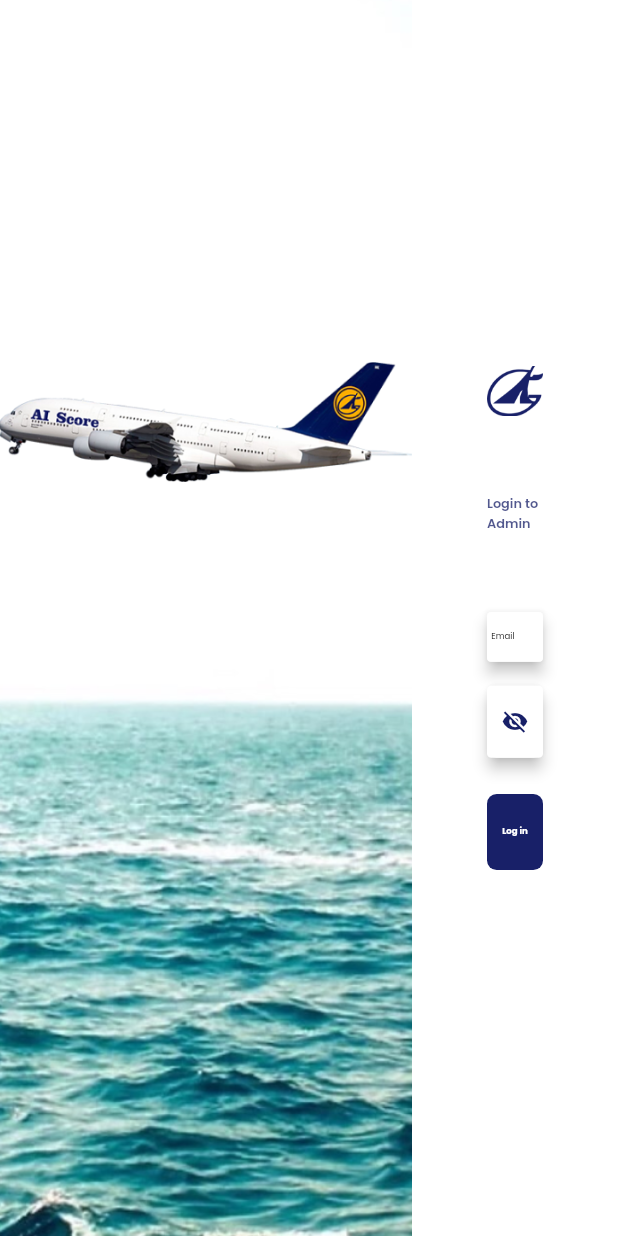
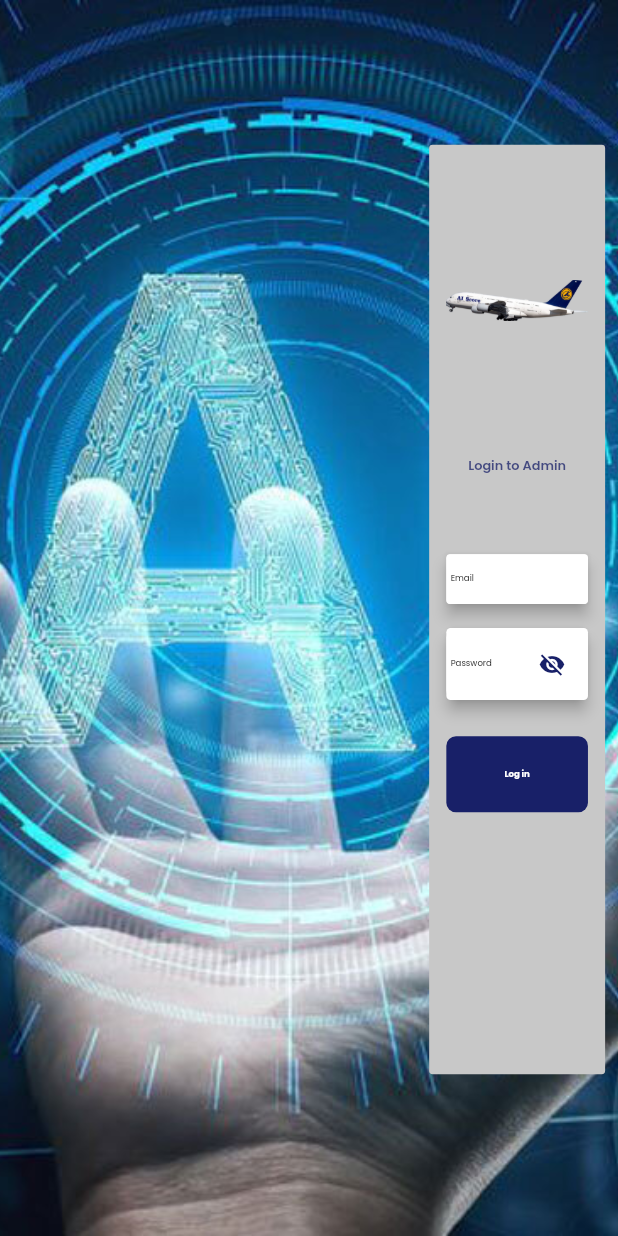
Before and after one commit to deepakrana0011/ai_score_web, a Flutter app: the screen it shows after launch, on a phone screen of 412 x 824 dp. Run offline on Flutter 3.47's test engine with Material 2 defaults, Android fonts, the phone set to English and light mode, and no system bars; our stand-ins replace another_flushbar, cached_network_image, camera, charts_flutter, dio, easy_localization and 8 more; missing offline and left inert: number_paginator.

Commit message:
new loginPage

```diff
--- a/lib/constants/color_constants.dart
+++ b/lib/constants/color_constants.dart
@@ -11,4 +11,5 @@ class ColorConstants {
   static var color6F6C99 = const Color(0xFF6F6C99);
   static var colorA1A1A1 = const Color(0xFFA1A1A1);
   static var color1A0DAB = const Color(0xFF1A0DAB);
+  static var grayColor = const Color(0xFFC8C8C8);
 }
--- a/lib/constants/dimensions_constants.dart
+++ b/lib/constants/dimensions_constants.dart
@@ -3,6 +3,9 @@ import 'package:flutter/material.dart';
 class DimensionsConstants {
   static const double mockupWidth = 1440;
   static const double mockupHeight = 1024;
+  static const double d1210 = 1210;
+  static const double d120 = 120;
+  static const double d1000 = 1000;
   static const double d1 = 1;
   static const double dOneHalf = 1.5;
   static const double d2 = 2;
--- a/lib/constants/image_constants.dart
+++ b/lib/constants/image_constants.dart
@@ -12,4 +12,5 @@ class ImageConstants {
   static const smallArrowDown = "$mainImagePath/ic_smallArrowDown.svg";
   static const datePickerIcon = "$mainImagePath/ic_datePicker.svg";
   static const clockIcon = "$mainImagePath/ic_clock.png";
+  static const loginNewImage = "$mainImagePath/loginNewImage.jpeg";
 }
--- a/lib/constants/route_constants.dart
+++ b/lib/constants/route_constants.dart
@@ -1,4 +1,5 @@
 class RoutesConstants {
   static const login = "login";
   static const home = "home";
+
 }
--- a/lib/locator.dart
+++ b/lib/locator.dart
@@ -24,7 +24,7 @@ void setupLocator() {
   locator.registerLazySingleton<Dio>(() {
     Dio dio =  Dio();
     //dio.interceptors.add(AppInterceptors(dio));
-    dio.interceptors.add(LogInterceptor(requestBody: false, responseBody: true, request: true, requestHeader: true, responseHeader: false, error: true));
+   // dio.interceptors.add(LogInterceptor(requestBody: false, responseBody: true, request: true, requestHeader: true, responseHeader: false, error: true));
     return dio;
   });
 }
--- a/lib/router.dart
+++ b/lib/router.dart
@@ -1,19 +1,17 @@
 import 'package:ai_score/constants/route_constants.dart';
 import 'package:ai_score/view/home_page.dart';
-import 'package:ai_score/view/login_page.dart';
+import 'package:ai_score/view/login_Page_new.dart';
 import 'package:flutter/material.dart';
 import 'package:flutter/widgets.dart';
 
 class Router {
   static Route<dynamic> generateRoute(RouteSettings settings) {
     switch (settings.name) {
-      case RoutesConstants.login:
-        return MaterialPageRoute(
-            builder: (_) => const LoginPage(), settings: settings);
-
       case RoutesConstants.home:
         return MaterialPageRoute(
             builder: (_) => const HomePage(), settings: settings);
+      case RoutesConstants.login:
+        return MaterialPageRoute(builder: (_)=> const LoginPage(),settings: settings);
 
       default:
         //return MaterialPageRoute(builder: (_) =>  Testing());
--- /dev/null
+++ b/lib/view/login_Page_new.dart
@@ -0,0 +1,184 @@
+import 'package:ai_score/constants/color_constants.dart';
+import 'package:ai_score/constants/decoration.dart';
+import 'package:ai_score/constants/dimensions_constants.dart';
+import 'package:ai_score/constants/image_constants.dart';
+import 'package:ai_score/constants/route_constants.dart';
+import 'package:ai_score/constants/validations.dart';
+import 'package:ai_score/enum/view_state.dart';
+import 'package:ai_score/extensions/all_extensions.dart';
+import 'package:ai_score/helper/dialog_helper.dart';
+import 'package:ai_score/helper/shared_pref.dart';
+import 'package:ai_score/providers/login_provider.dart';
+import 'package:ai_score/view/base_view.dart';
+import 'package:ai_score/widgets/custom_shape.dart';
+import 'package:ai_score/widgets/image_view.dart';
+import 'package:flutter/material.dart';
+import 'package:flutter_screenutil/flutter_screenutil.dart';
+import 'package:easy_localization/easy_localization.dart';
+
+class LoginPage extends StatefulWidget {
+  const LoginPage({Key? key}) : super(key: key);
+
+  @override
+  _LoginPageState createState() => _LoginPageState();
+}
+
+class _LoginPageState extends State<LoginPage> {
+  final emailController = TextEditingController();
+  final passwordController = TextEditingController();
+  final _formKey = GlobalKey<FormState>();
+
+  @override
+  Widget build(BuildContext context) {
+    return Scaffold(
+        body: BaseView<LoginProvider>(
+      onModelReady: (provider) {
+        provider.passwordVisible = false;
+      },
+      builder: (context, provider, _) {
+        return Stack(
+          children: <Widget>[
+            Container(
+              decoration: const BoxDecoration(
+                image: DecorationImage(
+                  image: AssetImage("assets/images/loginNewImage.jpeg"),
+                  fit: BoxFit.cover,
+                ),
+              ),
+            ),
+            Positioned(
+                left: DimensionsConstants.d1000.w,
+                top: DimensionsConstants.d120.h,
+                child: Container(
+                  height: DimensionsConstants.d770.h,
+                  width: DimensionsConstants.d410.w,
+                  decoration: BoxDecoration(
+                      color: ColorConstants.grayColor,
+                      borderRadius:
+                          BorderRadius.circular(DimensionsConstants.d8.r)),
+                  child: Padding(
+                    padding: EdgeInsets.symmetric(
+                        horizontal: DimensionsConstants.d40.w),
+                    child: Column(
+                      children: <Widget>[
+                        SizedBox(
+                          height: DimensionsConstants.d65.h,
+                        ),
+                        ImageView(
+                          path: ImageConstants.icAeroplane,
+                          height: DimensionsConstants.d128.h,
+                        ),
+                        SizedBox(
+                          height: DimensionsConstants.d65.h,
+                        ),
+                        Text("login_admin".tr()).semiBoldText(
+                          ColorConstants.primaryColor
+                              .withOpacity(ColorConstants.textOpacity),
+                          DimensionsConstants.d30.sp,
+                          TextAlign.start,
+                        ),
+                        SizedBox(
+                          height: DimensionsConstants.d65.h,
+                        ),
+                        Material(
+                          elevation: 4,
+                          shape: RoundedRectangleBorder(
+                              borderRadius: BorderRadius.circular(
+                                  DimensionsConstants.d8.w)),
+                          child: TextFormField(
+                            //   enabled: signUpType!=StringConstants.social,
+                            controller: emailController,
+                            style: ViewDecoration.regular(
+                                DimensionsConstants.d20.sp,
+                                ColorConstants.colorBlack),
+                            decoration: ViewDecoration.inputDecorationWithCurve(
+                                "email".tr()),
+                            onFieldSubmitted: (data) {
+                              // FocusScope.of(context).requestFocus(nodes[1]);
+                            },
+                            onChanged: (v) {},
+                            textInputAction: TextInputAction.done,
+                            keyboardType: TextInputType.emailAddress,
+
+                          ),
+                        ),
+                        SizedBox(
+                          height: DimensionsConstants.d20.h,
+                        ),
+                        Material(
+                          elevation: 4,
+                          shape: RoundedRectangleBorder(
+                              borderRadius: BorderRadius.circular(
+                                  DimensionsConstants.d8.h)),
+                          child: SizedBox(
+                            //  height: DimensionsConstants.d63.h,
+                            child: TextFormField(
+                                obscureText: !provider.passwordVisible,
+                                controller: passwordController,
+                                style: ViewDecoration.regular(
+                                    DimensionsConstants.d20.sp,
+                                    ColorConstants.colorBlack),
+                                decoration:
+                                    ViewDecoration.inputDecorationWithCurve(
+                                  "password".tr(),
+                                  icon: IconButton(
+                                    icon: Icon(
+                                      // Based on passwordVisible state choose the icon
+                                      provider.passwordVisible
+                                          ? Icons.visibility
+                                          : Icons.visibility_off,
+                                      color: Theme.of(context).primaryColorDark,
+                                    ),
+                                    onPressed: () {
+                                      provider.passwordVisible =
+                                          !provider.passwordVisible;
+                                      provider.updateData(true);
+                                    },
+                                  ),
+                                ),
+                                onFieldSubmitted: (data) {
+                                  // FocusScope.of(context).requestFocus(nodes[1]);
+                                },
+                                onChanged: (v) {},
+                                validator: (value) {
+
+                                },
+                                textInputAction: TextInputAction.done,
+                                keyboardType: TextInputType.emailAddress),
+                          ),
+                        ),
+                        SizedBox(
+                          height: DimensionsConstants.d30.h,
+                        ),
+                        provider.state == ViewState.Busy
+                            ? const Center(
+                                child: CircularProgressIndicator(),
+                              )
+                            : GestureDetector(
+                                onTap: () {
+                                  provider.login(context, emailController.text,
+                                      passwordController.text);
+                                },
+                                child: CustomShape(
+                                  gradientColor1: ColorConstants.primaryColor,
+                                  gradientColor2: ColorConstants.primaryColor,
+                                  radius: BorderRadius.all(Radius.circular(
+                                      DimensionsConstants.d8.h)),
+                                  width: DimensionsConstants.mockupWidth.w,
+                                  height: DimensionsConstants.d63.h,
+                                  child: Text("login".tr()).boldText(
+                                      ColorConstants.colorWhite,
+                                      DimensionsConstants.d20.sp,
+                                      TextAlign.center),
+                                ),
+                              )
+                      ],
+                    ),
+                  ),
+                ))
+          ],
+        );
+      },
+    ));
+  }
+}
--- a/lib/view/login_page.dart
+++ /dev/null
@@ -1,215 +0,0 @@
-import 'package:ai_score/constants/color_constants.dart';
-import 'package:ai_score/constants/decoration.dart';
-import 'package:ai_score/constants/dimensions_constants.dart';
-import 'package:ai_score/constants/image_constants.dart';
-import 'package:ai_score/constants/route_constants.dart';
-import 'package:ai_score/constants/validations.dart';
-import 'package:ai_score/enum/view_state.dart';
-import 'package:ai_score/extensions/all_extensions.dart';
-import 'package:ai_score/helper/dialog_helper.dart';
-import 'package:ai_score/helper/shared_pref.dart';
-import 'package:ai_score/providers/login_provider.dart';
-import 'package:ai_score/view/base_view.dart';
-import 'package:ai_score/widgets/custom_shape.dart';
-import 'package:ai_score/widgets/image_view.dart';
-import 'package:flutter/material.dart';
-import 'package:flutter_screenutil/flutter_screenutil.dart';
-import 'package:easy_localization/easy_localization.dart';
-
-class LoginPage extends StatefulWidget {
-  const LoginPage({Key? key}) : super(key: key);
-
-  @override
-  _LoginPageState createState() => _LoginPageState();
-}
-
-class _LoginPageState extends State<LoginPage> {
-  final emailController = TextEditingController();
-  final passwordController = TextEditingController();
-  final _formKey = GlobalKey<FormState>();
-
-  @override
-  Widget build(BuildContext context) {
-    return Scaffold(
-      body: BaseView<LoginProvider>(
-        onModelReady: (provider){
-          provider.passwordVisible = false;
-        },
-        builder: (context, provider, _){
-          return Row(
-            children: [
-              Expanded(
-                flex: 2,
-                child: Container(
-                  height: DimensionsConstants.mockupHeight.h,
-                  decoration: const BoxDecoration(
-                    image: DecorationImage(
-                      image: AssetImage(ImageConstants.icLoginLogo),
-                      fit: BoxFit.cover,
-                    ),
-                  ),
-                  child: Align(
-                    alignment: Alignment.topCenter,
-                    child: Column(
-                      children: [
-                        SizedBox(
-                          height: DimensionsConstants.d300.h,
-                        ),
-                        const ImageView(
-                          path: ImageConstants.icAeroplane,
-                        ),
-                      ],
-                    ),
-                  ) /* add child content here */,
-                ),
-              ),
-              Expanded(
-                flex: 1,
-                child: Form(
-                  key: _formKey,
-                  child: Container(
-                    color: Colors.white,
-                    height: MediaQuery.of(context).size.height,
-                    child: Padding(
-                      padding: const EdgeInsets.symmetric(
-                          horizontal: DimensionsConstants.d50),
-                      child: Column(
-                        mainAxisAlignment: MainAxisAlignment.center,
-                        children: [
-                          const ImageView(
-                            path: ImageConstants.icAppLogo,
-                          ),
-                          SizedBox(
-                            height: DimensionsConstants.d65.h,
-                          ),
-                          Text("login_admin".tr()).semiBoldText(
-                            ColorConstants.primaryColor
-                                .withOpacity(ColorConstants.textOpacity),
-                            DimensionsConstants.d30.sp,
-                            TextAlign.start,
-                          ),
-                          SizedBox(
-                            height: DimensionsConstants.d65.h,
-                          ),
-                          Material(
-                            elevation: 4,
-                            shape: RoundedRectangleBorder(
-                                borderRadius:
-                                BorderRadius.circular(DimensionsConstants.d8.w)),
-                            child: TextFormField(
-                              //   enabled: signUpType!=StringConstants.social,
-                              controller: emailController,
-                              style: ViewDecoration.regular(
-                                  DimensionsConstants.d20.sp,
-                                  ColorConstants.colorBlack),
-                              decoration: ViewDecoration.inputDecorationWithCurve(
-                                  "email".tr()),
-                              onFieldSubmitted: (data) {
-                                // FocusScope.of(context).requestFocus(nodes[1]);
-                              },
-                              onChanged: (v) {},
-                              textInputAction: TextInputAction.done,
-                              keyboardType: TextInputType.emailAddress,
-                             /* validator: (value) {
-                                // if (value!.trim().isEmpty) {
-                                //   return "email_required".tr();
-                                // } else if (!Validations.emailValidation(
-                                //     value.trim())) {
-                                //   return "invalid_email".tr();
-                                // } else {
-                                //   return null;
-                                // }
-                              }*/),
-                          ),
-                          SizedBox(
-                            height: DimensionsConstants.d20.h,
-                          ),
-                          Material(
-                            elevation: 4,
-                            shape: RoundedRectangleBorder(
-                                borderRadius:
-                                BorderRadius.circular(DimensionsConstants.d8.h)),
-                            child: SizedBox(
-                              //  height: DimensionsConstants.d63.h,
-                              child: TextFormField(
-                                  obscureText: !provider.passwordVisible,
-                                  controller: passwordController,
-                                  style: ViewDecoration.regular(
-                                      DimensionsConstants.d20.sp,
-                                      ColorConstants.colorBlack),
-                                  decoration: ViewDecoration.inputDecorationWithCurve(
-                                      "password".tr(), icon: IconButton(
-                                    icon: Icon(
-                                      // Based on passwordVisible state choose the icon
-                                      provider.passwordVisible
-                                          ? Icons.visibility
-                                          : Icons.visibility_off,
-                                      color: Theme.of(context).primaryColorDark,
-                                    ), onPressed: () {
-                                    provider.passwordVisible = !provider.passwordVisible;
-                                    provider.updateData(true);
-                                  },),),
-                                  onFieldSubmitted: (data) {
-                                    // FocusScope.of(context).requestFocus(nodes[1]);
-                                  },
-                                  onChanged: (v) {},
-                                  validator: (value) {
-                                    // if (value!.trim().isEmpty) {
-                                    //   return "password_required".tr();
-                                    // }
-                                    // {
-                                    //   return null;
-                                    // }
-                                  },
-                                  textInputAction: TextInputAction.done,
-                                  keyboardType: TextInputType.emailAddress),
-                            ),
-                          ),
-                          SizedBox(
-                            height: DimensionsConstants.d30.h,
-                          ),
-                        provider.state == ViewState.Busy ? const Center(
-                          child: CircularProgressIndicator(),
-                        ) : GestureDetector(
-                            onTap: (){
-                             /* if (emailController.text.trim().isEmpty) {
-                                DialogHelper.showMessage(context, "email_required".tr());
-                              } else if (!Validations.emailValidation(
-                                  emailController.text.trim())) {
-                                DialogHelper.showMessage(context, "invalid_email".tr());
-                              }  else  if (passwordController.text.trim().isEmpty) {
-                                DialogHelper.showMessage(context, "password_required".tr());
-                              } else{
-                              }*/
-                              // if(_formKey.currentState!.validate()){
-                              //   provider.login(context, emailController.text, passwordController.text);
-                              // }
-
-                              provider.login(context, emailController.text, passwordController.text);
-                            },
-                            child: CustomShape(
-                              gradientColor1: ColorConstants.primaryColor,
-                              gradientColor2: ColorConstants.primaryColor,
-                              radius: BorderRadius.all(
-                                  Radius.circular(DimensionsConstants.d8.h)),
-                              width: DimensionsConstants.mockupWidth.w,
-                              height: DimensionsConstants.d63.h,
-                              child: Text("login".tr()).boldText(
-                                  ColorConstants.colorWhite,
-                                  DimensionsConstants.d20.sp,
-                                  TextAlign.center),
-                            ),
-                          )
-                        ],
-                      ),
-                    ),
-                  ),
-                ),
-              )
-            ],
-          );
-        },
-      )
-    );
-  }
-}
```
Also changed, not shown: assets/images/loginNewImage.jpeg (added), pubspec.lock, 1 other file.
